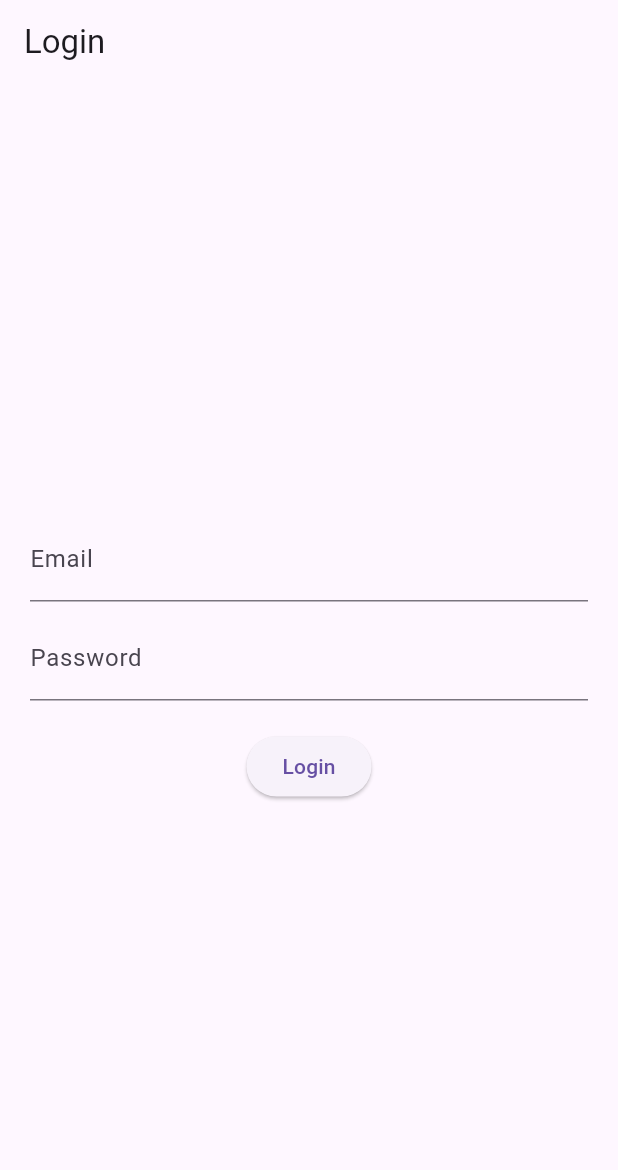
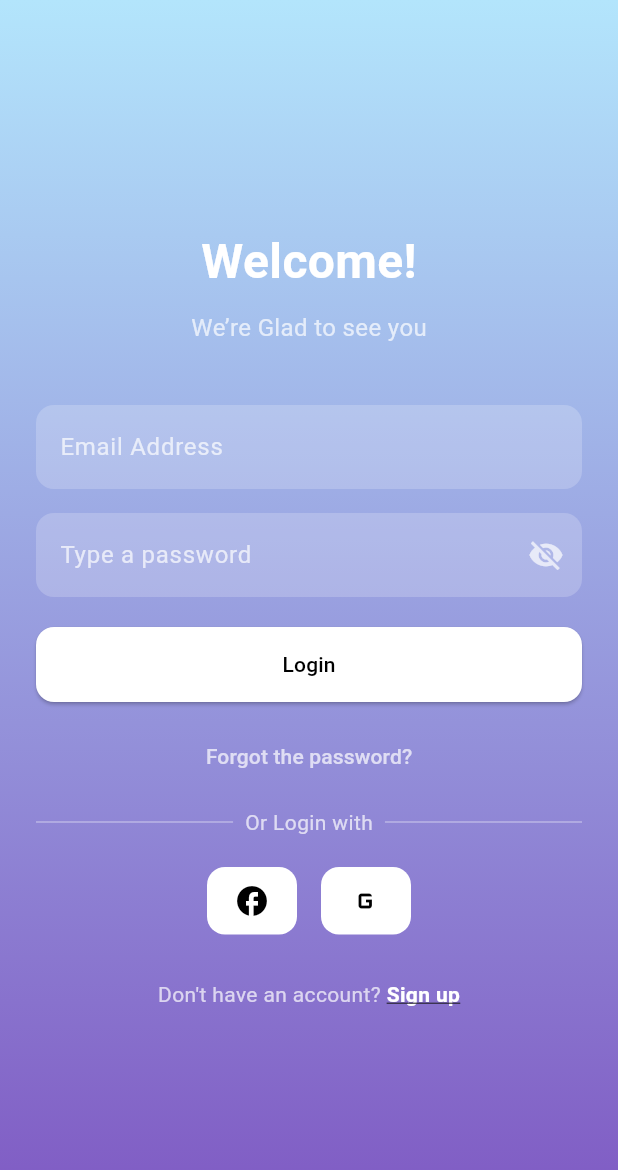
Before and after one commit to soyesh-1/Gadgetify, a Flutter app: the screen it shows after launch, on a phone screen of 412 x 824 dp. Shown: the top 1170 px of the screen. Run offline on Flutter 3.47's test engine with Material 3 defaults, Android fonts, the phone set to English and light mode, and no system bars.

Commit message:
login ui updated

```diff
--- a/gadgetify/lib/view/login.dart
+++ b/gadgetify/lib/view/login.dart
@@ -10,13 +10,13 @@ class Login extends StatefulWidget {
 class _LoginState extends State<Login> {
   final TextEditingController _emailController = TextEditingController();
   final TextEditingController _passwordController = TextEditingController();
+  bool _obscureText = true;
 
   void _login() {
     String email = _emailController.text.trim();
     String password = _passwordController.text;
 
     if (email.isNotEmpty && password.isNotEmpty) {
-      // Placeholder logic for now
       debugPrint('Logging in with: $email / $password');
       ScaffoldMessenger.of(context).showSnackBar(
         const SnackBar(content: Text('Login successful')),
@@ -31,30 +31,176 @@ class _LoginState extends State<Login> {
   @override
   Widget build(BuildContext context) {
     return Scaffold(
-      appBar: AppBar(title: const Text('Login')),
-      body: Padding(
-        padding: const EdgeInsets.all(20.0),
+      body: Container(
+        padding: const EdgeInsets.all(24.0),
+        width: double.infinity,
+        height: double.infinity,
+        decoration: const BoxDecoration(
+          gradient: LinearGradient(
+            colors: [Color(0xFFB3E5FC), Color(0xFF7E57C2)],
+            begin: Alignment.topCenter,
+            end: Alignment.bottomCenter,
+          ),
+        ),
+        child: Center(
+          child: SingleChildScrollView(
             child: Column(
+              children: [
+                const Text(
+                  'Welcome!',
+                  style: TextStyle(
+                    fontSize: 32,
+                    fontWeight: FontWeight.bold,
+                    color: Colors.white,
+                  ),
+                ),
+                const SizedBox(height: 10),
+                const Text(
+                  "We’re Glad to see you",
+                  style: TextStyle(color: Colors.white70, fontSize: 16),
+                ),
+                const SizedBox(height: 40),
+
+                // Email Field
+                TextField(
+                  controller: _emailController,
+                  style: const TextStyle(color: Colors.white),
+                  decoration: InputDecoration(
+                    filled: true,
+                    fillColor: Colors.white.withOpacity(0.2),
+                    hintText: 'Email Address',
+                    hintStyle: const TextStyle(color: Colors.white70),
+                    border: OutlineInputBorder(
+                      borderRadius: BorderRadius.circular(12),
+                      borderSide: BorderSide.none,
+                    ),
+                  ),
+                ),
+                const SizedBox(height: 16),
+
+                // Password Field
+                TextField(
+                  controller: _passwordController,
+                  obscureText: _obscureText,
+                  style: const TextStyle(color: Colors.white),
+                  decoration: InputDecoration(
+                    filled: true,
+                    fillColor: Colors.white.withOpacity(0.2),
+                    hintText: 'Type a password',
+                    hintStyle: const TextStyle(color: Colors.white70),
+                    suffixIcon: IconButton(
+                      icon: Icon(
+                        _obscureText ? Icons.visibility_off : Icons.visibility,
+                        color: Colors.white70,
+                      ),
+                      onPressed: () {
+                        setState(() {
+                          _obscureText = !_obscureText;
+                        });
+                      },
+                    ),
+                    border: OutlineInputBorder(
+                      borderRadius: BorderRadius.circular(12),
+                      borderSide: BorderSide.none,
+                    ),
+                  ),
+                ),
+                const SizedBox(height: 20),
+
+                // Login Button
+                SizedBox(
+                  width: double.infinity,
+                  height: 50,
+                  child: ElevatedButton(
+                    onPressed: _login,
+                    style: ElevatedButton.styleFrom(
+                      backgroundColor: Colors.white,
+                      foregroundColor: Colors.black,
+                      shape: RoundedRectangleBorder(
+                        borderRadius: BorderRadius.circular(12),
+                      ),
+                    ),
+                    child: const Text('Login'),
+                  ),
+                ),
+
+                const SizedBox(height: 12),
+
+                // Forgot Password
+                TextButton(
+                  onPressed: () {},
+                  child: const Text(
+                    'Forgot the password?',
+                    style: TextStyle(color: Colors.white70),
+                  ),
+                ),
+
+                const SizedBox(height: 10),
+
+                // Divider
+                Row(
+                  children: const [
+                    Expanded(child: Divider(color: Colors.white38)),
+                    Padding(
+                      padding: EdgeInsets.symmetric(horizontal: 8.0),
+                      child: Text(
+                        'Or Login with',
+                        style: TextStyle(color: Colors.white70),
+                      ),
+                    ),
+                    Expanded(child: Divider(color: Colors.white38)),
+                  ],
+                ),
+
+                const SizedBox(height: 20),
+
+                // Social Buttons
+                Row(
                   mainAxisAlignment: MainAxisAlignment.center,
                   children: [
-            TextField(
-              controller: _emailController,
-              decoration: const InputDecoration(labelText: 'Email'),
+                    _socialButton(icon: Icons.facebook),
+                    const SizedBox(width: 16),
+                    _socialButton(icon: Icons.g_mobiledata),
+                  ],
                 ),
-            const SizedBox(height: 10),
-            TextField(
-              controller: _passwordController,
-              decoration: const InputDecoration(labelText: 'Password'),
-              obscureText: true,
+
+                const SizedBox(height: 30),
+
+                // Sign up text
+                Row(
+                  mainAxisAlignment: MainAxisAlignment.center,
+                  children: const [
+                    Text(
+                      "Don't have an account? ",
+                      style: TextStyle(color: Colors.white70),
                     ),
-            const SizedBox(height: 20),
-            ElevatedButton(
-              onPressed: _login,
-              child: const Text('Login'),
+                    Text(
+                      "Sign up",
+                      style: TextStyle(
+                        color: Colors.white,
+                        fontWeight: FontWeight.bold,
+                        decoration: TextDecoration.underline,
+                      ),
+                    ),
+                  ],
                 ),
               ],
             ),
           ),
+        ),
+      ),
+    );
+  }
+
+  Widget _socialButton({required IconData icon}) {
+    return Container(
+      width: 60,
+      height: 45,
+      decoration: BoxDecoration(
+        color: Colors.white,
+        borderRadius: BorderRadius.circular(12),
+      ),
+      child: Icon(icon, color: Colors.black),
     );
   }
 }
```
Lines whose indentation alone changed are shown as unchanged.
